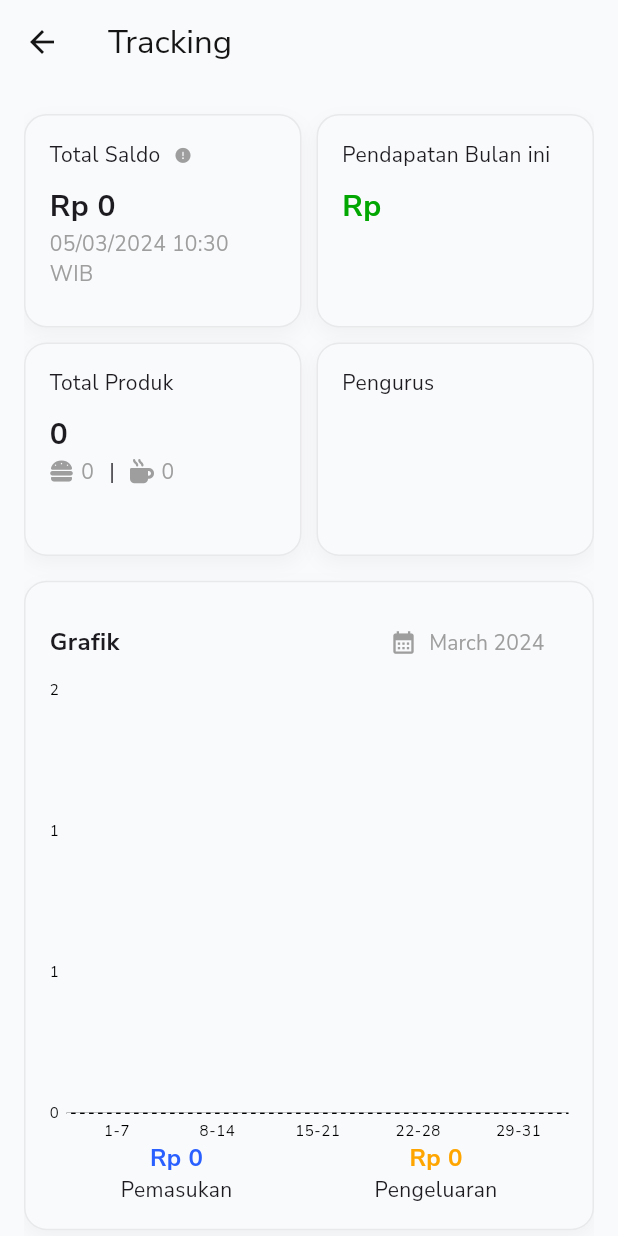
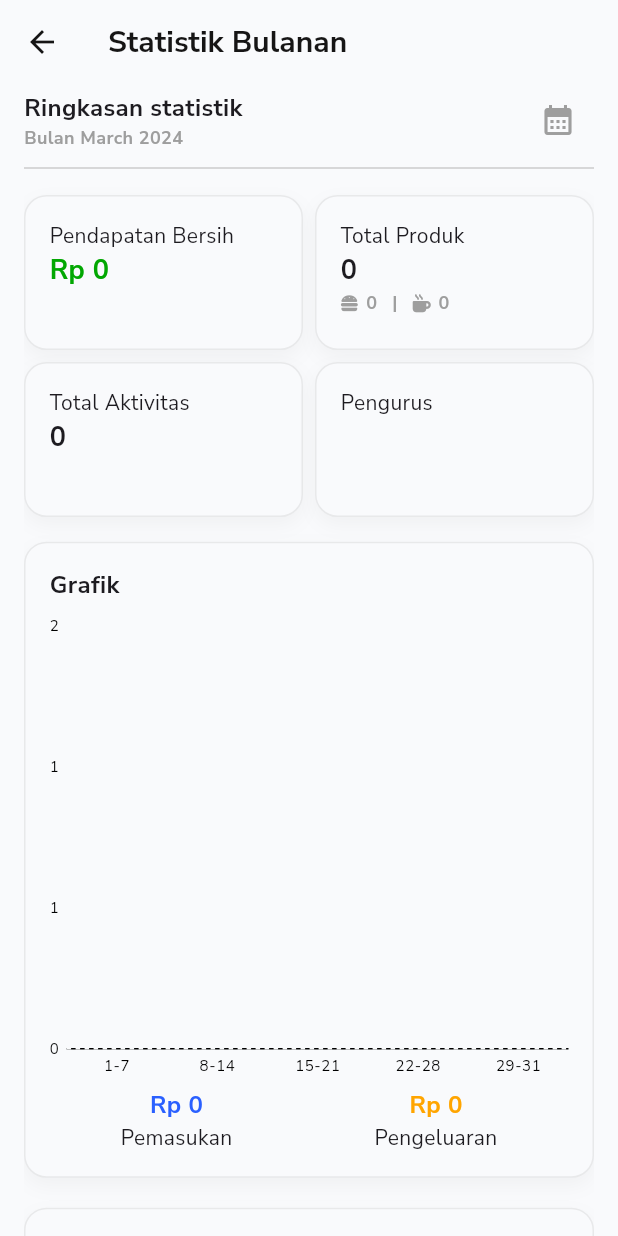
Before and after one commit to irfanarfianto/kajur_app, a Flutter app: the ChartPage screen opened directly, on a phone screen of 412 x 824 dp. Run offline on Flutter 3.47's test engine with Material 3 defaults, Android fonts, the phone set to English and light mode, and no system bars; drawn by our look-alikes of skeletonizer; our stand-ins replace cached_network_image, carousel_slider, cloud_firestore, connectivity_plus, dropdown_button2, easy_date_timeline and 19 more; missing offline and left inert: animated_snack_bar, dotted_dashed_line, flutter_barcode_scanner, mobile_scanner; accounts and stored records are empty.

Commit message:
Fix loadMoreIndicatorBuilder bug and add fetchMonthlyActivityCount method

```diff
--- a/lib/components/keuangan/chart_income_expense.dart
+++ b/lib/components/keuangan/chart_income_expense.dart
@@ -20,7 +20,7 @@ class SfCartesianChartWidget extends StatelessWidget {
       borderColor: Colors.white,
       borderWidth: 0,
       backgroundColor: Colors.transparent,
-      loadMoreIndicatorBuilder: (context, direction) => SizedBox.shrink(),
+      loadMoreIndicatorBuilder: (context, direction) => const SizedBox.shrink(),
       primaryXAxis: const CategoryAxis(
         labelStyle: TextStyle(
           fontSize: 10,
--- a/lib/screens/Tracking/tracking_page.dart
+++ b/lib/screens/Tracking/tracking_page.dart
@@ -26,6 +26,7 @@ class _ChartPageState extends State<ChartPage> {
     symbol: 'Rp ',
     decimalDigits: 0,
   );
+  int monthlyActivityCount = 0;
 
   String totalProdukText = '';
   String makananProdukText = '';
@@ -56,6 +57,15 @@ class _ChartPageState extends State<ChartPage> {
       _service.selectedMonth,
       _service.selectedYear,
     );
+
+    _service
+        .fetchMonthlyActivityCount(
+            _service.selectedMonth, _service.selectedYear)
+        .then((count) {
+      setState(() {
+        monthlyActivityCount = count;
+      });
+    });
 
     _service.onDataLoaded = () {
       if (mounted) {
@@ -91,6 +101,12 @@ class _ChartPageState extends State<ChartPage> {
     super.dispose();
   }
 
+  Future<void> _refreshData() async {
+    // Tambahkan logika untuk memuat ulang data di sini
+    // Misalnya, panggil _initializeData untuk mengambil data baru
+    _initializeData();
+  }
+
   @override
   Widget build(BuildContext context) {
     return ScrollConfiguration(
@@ -98,15 +114,104 @@ class _ChartPageState extends State<ChartPage> {
       child: Scaffold(
         appBar: AppBar(
           surfaceTintColor: Colors.transparent,
-          title: const Text('Tracking'),
+          title: const Text('Statistik Bulanan',
+              style: TextStyle(
+                fontSize: 20,
+                fontWeight: FontWeight.bold,
+              )),
         ),
         body: Padding(
           padding: const EdgeInsets.symmetric(horizontal: 16.0),
+          child: RefreshIndicator(
+            displacement: 50,
+            edgeOffset: 15,
+            onRefresh:
+                _refreshData, // Panggil fungsi _refreshData saat pull to refresh
             child: SingleChildScrollView(
-            physics: const BouncingScrollPhysics(),
+              physics: const ClampingScrollPhysics(),
               child: Column(
+                crossAxisAlignment: CrossAxisAlignment.start,
                 children: [
-                const SizedBox(height: 20),
+                  Row(
+                    mainAxisAlignment: MainAxisAlignment.spaceBetween,
+                    children: [
+                      Column(
+                        crossAxisAlignment: CrossAxisAlignment.start,
+                        mainAxisSize: MainAxisSize.min,
+                        children: [
+                          Text('Ringkasan statistik',
+                              style: Typo.titleTextStyle),
+                          Text(
+                            'Bulan ${_service.selectedMonth} ${_service.selectedYear}',
+                            style: Typo.bodyTextStyle.copyWith(
+                              color: Col.greyColor,
+                              fontSize: 12,
+                              fontWeight: FontWeight.bold,
+                            ),
+                          ),
+                        ],
+                      ),
+                      IconButton(
+                          onPressed: () {
+                            showModalBottomSheet(
+                              context: context,
+                              enableDrag: true,
+                              isScrollControlled: true,
+                              builder: (BuildContext context) {
+                                return SizedBox(
+                                  height:
+                                      MediaQuery.of(context).size.height * 0.4,
+                                  child: TimerPicker(
+                                    selectedMonth: _service.selectedMonth,
+                                    selectedYear: _service.selectedYear,
+                                    onMonthChanged: (String newValue) {
+                                      setState(() {
+                                        _service.selectedMonth = newValue;
+                                      });
+                                      _service.fetchIncomeData(
+                                        _service.selectedMonth,
+                                        _service.selectedYear,
+                                      );
+                                      _service.fetchExpenseData(
+                                        _service.selectedMonth,
+                                        _service.selectedYear,
+                                      );
+                                    },
+                                    onYearChanged: (String newValue) {
+                                      setState(() {
+                                        _service.selectedYear = newValue;
+                                      });
+                                      _service.fetchIncomeData(
+                                        _service.selectedMonth,
+                                        _service.selectedYear,
+                                      );
+                                      _service.fetchExpenseData(
+                                        _service.selectedMonth,
+                                        _service.selectedYear,
+                                      );
+                                    },
+                                    onConfirm: () {
+                                      if (mounted) {
+                                        // Lakukan pembaruan logika Anda di sini
+                                      }
+                                      Navigator.of(context).pop();
+                                    },
+                                  ),
+                                );
+                              },
+                            );
+                          },
+                          icon: const Icon(
+                            Icons.calendar_month,
+                            color: Col.greyColor,
+                          ))
+                    ],
+                  ),
+                  Divider(
+                    thickness: 1,
+                    color: Col.greyColor.withOpacity(0.5),
+                  ),
+                  const SizedBox(height: 10),
                   _buildGridView(),
                   SizedBox(height: MediaQuery.of(context).size.height * 0.02),
                   _buildChartContainer(),
@@ -118,6 +223,7 @@ class _ChartPageState extends State<ChartPage> {
             ),
           ),
         ),
+      ),
     );
   }
 
@@ -125,13 +231,14 @@ class _ChartPageState extends State<ChartPage> {
     return GridView.count(
       crossAxisCount: 2,
       shrinkWrap: true,
-      childAspectRatio: 1.3,
-      mainAxisSpacing: 10,
-      crossAxisSpacing: 10,
+      childAspectRatio: 1.8,
+      mainAxisSpacing: 8,
+      crossAxisSpacing: 8,
       children: [
-        _buildTotalSaldoContainer(),
+        // _buildTotalSaldoContainer(),
         _buildPendapatanBulananContainer(),
         _buildTotalProdukContainer(),
+        _buildAktivitasContainer(),
         _buildPengurusContainer(),
       ],
     );
@@ -217,16 +324,16 @@ class _ChartPageState extends State<ChartPage> {
           child: Column(
             crossAxisAlignment: CrossAxisAlignment.start,
             children: [
-              const Text('Pendapatan Bulan ini'),
-              const SizedBox(height: 10),
+              Text('Pendapatan Bersih',
+                  style: Typo.bodyTextStyle.copyWith(fontWeight: Fw.medium)),
               Text(
                 (_service.totalIncomeMonthly == 0 &&
                         _service.totalExpenseMonthly == 0)
-                    ? 'Rp '
+                    ? 'Rp 0'
                     : currencyFormat.format(_service.totalIncomeMonthly -
                         _service.totalExpenseMonthly),
                 style: TextStyle(
-                  fontSize: 20.0,
+                  fontSize: 18.0,
                   color: (_service.totalIncomeMonthly -
                               _service.totalExpenseMonthly >=
                           0)
@@ -237,22 +344,6 @@ class _ChartPageState extends State<ChartPage> {
               ),
               if (_service.totalIncomeMonthly != 0 ||
                   _service.totalExpenseMonthly != 0)
-                Row(
-                  children: [
-                    Icon(
-                      (_service.totalIncomeMonthly -
-                                  _service.totalExpenseMonthly >=
-                              0)
-                          ? FontAwesomeIcons.arrowUp
-                          : FontAwesomeIcons.arrowDown,
-                      size: 14,
-                      color: (_service.totalIncomeMonthly -
-                                  _service.totalExpenseMonthly >=
-                              0)
-                          ? Col.greenAccent
-                          : Col.redAccent,
-                    ),
-                    const SizedBox(width: 5),
                 Text(
                   (_service.totalIncomeMonthly == 0)
                       ? '0.00%'
@@ -264,9 +355,8 @@ class _ChartPageState extends State<ChartPage> {
                         ? Col.greenAccent
                         : Col.redAccent,
                     fontSize: 12,
+                    fontWeight: FontWeight.bold,
                   ),
-                    ),
-                  ],
                 ),
             ],
           ),
@@ -296,9 +386,11 @@ class _ChartPageState extends State<ChartPage> {
           child: Column(
             crossAxisAlignment: CrossAxisAlignment.start,
             children: [
-              const Text('Total Produk'),
-              const SizedBox(height: 10),
-              Text(totalProdukText, style: Typo.headingTextStyle),
+              Text('Total Produk',
+                  style: Typo.bodyTextStyle.copyWith(fontWeight: Fw.medium)),
+              Text(totalProdukText,
+                  style: const TextStyle(
+                      fontSize: 18.0, fontWeight: FontWeight.bold)),
               Row(
                 crossAxisAlignment: CrossAxisAlignment.center,
                 children: [
@@ -307,34 +399,73 @@ class _ChartPageState extends State<ChartPage> {
                       const FaIcon(
                         FontAwesomeIcons.burger,
                         color: Col.greyColor,
-                        size: 16,
+                        size: 12,
                       ),
                       const SizedBox(width: 5),
                       Text(makananProdukText,
                           style: Typo.emphasizedBodyTextStyle.copyWith(
                               color: Col.greyColor,
-                          )),
+                              fontSize: 12,
+                              fontWeight: Fw.bold)),
                     ],
                   ),
                   const SizedBox(width: 10),
-                  const Text('|'),
+                  Text('|',
+                      style: Typo.emphasizedBodyTextStyle.copyWith(
+                          color: Col.greyColor,
+                          fontSize: 12,
+                          fontWeight: Fw.bold)),
                   const SizedBox(width: 10),
                   Row(
                     children: [
                       const FaIcon(
                         FontAwesomeIcons.mugHot,
                         color: Col.greyColor,
-                        size: 16,
+                        size: 12,
                       ),
                       const SizedBox(width: 5),
                       Text(minumanProdukText,
                           style: Typo.emphasizedBodyTextStyle.copyWith(
                               color: Col.greyColor,
-                          )),
+                              fontSize: 12,
+                              fontWeight: Fw.bold)),
                     ],
                   ),
                 ],
               ),
+            ],
+          ),
+        ),
+      ),
+    );
+  }
+
+  Widget _buildAktivitasContainer() {
+    return Skeletonizer(
+      enabled: _service.incomeData.isEmpty && _service.expenseData.isEmpty,
+      child: Skeleton.leaf(
+        child: Container(
+          padding: const EdgeInsets.all(16.0),
+          decoration: BoxDecoration(
+            borderRadius: BorderRadius.circular(15),
+            color: Col.secondaryColor,
+            border: Border.all(color: const Color(0x309E9E9E), width: 1),
+            boxShadow: [
+              BoxShadow(
+                color: Col.greyColor.withOpacity(.10),
+                offset: const Offset(0, 5),
+                blurRadius: 10,
+              ),
+            ],
+          ),
+          child: Column(
+            crossAxisAlignment: CrossAxisAlignment.start,
+            children: [
+              Text('Total Aktivitas',
+                  style: Typo.bodyTextStyle.copyWith(fontWeight: Fw.medium)),
+              Text(monthlyActivityCount.toString(),
+                  style: const TextStyle(
+                      fontSize: 18.0, fontWeight: FontWeight.bold)),
             ],
           ),
         ),
@@ -364,7 +495,6 @@ class _ChartPageState extends State<ChartPage> {
             crossAxisAlignment: CrossAxisAlignment.start,
             children: [
               const Text('Pengurus'),
-              const SizedBox(height: 10),
               InkWell(
                 onTap: () {
                   showModalBottomSheet(
@@ -382,7 +512,7 @@ class _ChartPageState extends State<ChartPage> {
                 },
                 child: SizedBox(
                   width: double.infinity,
-                  height: 50,
+                  height: 35,
                   child: Stack(
                     children: [
                       for (int i = 0; i < userProfiles.length; i++)
@@ -400,7 +530,7 @@ class _ChartPageState extends State<ChartPage> {
                                     ),
                                   ),
                                   child: CircleAvatar(
-                                    radius: 20,
+                                    radius: 15,
                                     backgroundColor: Col.greyColor,
                                     backgroundImage:
                                         userProfiles[i]['photoUrl'].isNotEmpty
@@ -461,72 +591,14 @@ class _ChartPageState extends State<ChartPage> {
                     style: Typo.titleTextStyle,
                     overflow: TextOverflow.ellipsis,
                   ),
-                  TextButton.icon(
-                    label: Text(
-                      '${_service.selectedMonth} ${_service.selectedYear}',
-                      style: Typo.bodyTextStyle.copyWith(
-                        color: Col.greyColor,
-                      ),
-                      overflow: TextOverflow.ellipsis,
-                    ),
-                    onPressed: () {
-                      showModalBottomSheet(
-                        context: context,
-                        enableDrag: true,
-                        isScrollControlled: true,
-                        builder: (BuildContext context) {
-                          return SizedBox(
-                            height: MediaQuery.of(context).size.height * 0.4,
-                            child: TimerPicker(
-                              selectedMonth: _service.selectedMonth,
-                              selectedYear: _service.selectedYear,
-                              onMonthChanged: (String newValue) {
-                                setState(() {
-                                  _service.selectedMonth = newValue;
-                                });
-                                _service.fetchIncomeData(
-                                  _service.selectedMonth,
-                                  _service.selectedYear,
-                                );
-                                _service.fetchExpenseData(
-                                  _service.selectedMonth,
-                                  _service.selectedYear,
-                                );
-                              },
-                              onYearChanged: (String newValue) {
-                                setState(() {
-                                  _service.selectedYear = newValue;
-                                });
-                                _service.fetchIncomeData(
-                                  _service.selectedMonth,
-                                  _service.selectedYear,
-                                );
-                                _service.fetchExpenseData(
-                                  _service.selectedMonth,
-                                  _service.selectedYear,
-                                );
-                              },
-                              onConfirm: () {
-                                if (mounted) {
-                                  // Lakukan pembaruan logika Anda di sini
-                                }
-                                Navigator.of(context).pop();
-                              },
-                            ),
-                          );
-                        },
-                      );
-                    },
-                    icon:
-                        const Icon(Icons.calendar_month, color: Col.greyColor),
-                  ),
                 ],
               ),
-              const SizedBox(height: 8),
+              const SizedBox(height: 16),
               SfCartesianChartWidget(
                 incomeData: _service.incomeData,
                 expenseData: _service.expenseData,
               ),
+              const SizedBox(height: 8),
               Row(
                 mainAxisAlignment: MainAxisAlignment.spaceAround,
                 children: [
@@ -590,62 +662,7 @@ class _ChartPageState extends State<ChartPage> {
       child: Column(
         crossAxisAlignment: CrossAxisAlignment.start,
         children: [
-          Row(
-            mainAxisAlignment: MainAxisAlignment.spaceBetween,
-            children: [
-              Text('Pengeluaran', style: Typo.titleTextStyle),
-              TextButton.icon(
-                label: Text(
-                  '${_service.selectedMonth} ${_service.selectedYear}',
-                  style: Typo.bodyTextStyle.copyWith(
-                    color: Col.greyColor,
-                  ),
-                  overflow: TextOverflow.ellipsis,
-                ),
-                onPressed: () {
-                  showModalBottomSheet(
-                    context: context,
-                    enableDrag: true,
-                    isScrollControlled: true,
-                    builder: (BuildContext context) {
-                      return SizedBox(
-                        height: MediaQuery.of(context).size.height * 0.4,
-                        child: TimerPicker(
-                          selectedMonth: _service.selectedMonth,
-                          selectedYear: _service.selectedYear,
-                          onMonthChanged: (String newValue) {
-                            setState(() {
-                              _service.selectedMonth = newValue;
-                            });
-                            _service.fetchExpenseData(
-                              _service.selectedMonth,
-                              _service.selectedYear,
-                            );
-                          },
-                          onYearChanged: (String newValue) {
-                            setState(() {
-                              _service.selectedYear = newValue;
-                            });
-                            _service.fetchExpenseData(
-                              _service.selectedMonth,
-                              _service.selectedYear,
-                            );
-                          },
-                          onConfirm: () async {
-                            if (mounted) {
-                              setState(() {});
-                            }
-                            Navigator.of(context).pop();
-                          },
-                        ),
-                      );
-                    },
-                  );
-                },
-                icon: const Icon(Icons.calendar_month, color: Col.greyColor),
-              ),
-            ],
-          ),
+          // Text('Pengeluaran', style: Typo.titleTextStyle),
           SfDoughnutChartWidget(
             expenseData: _service.monthlyExpenseData,
           ),
```
Also changed, not shown: lib/services/keuangan/keuangan_services.dart (+31 -0 lines). Lines whose indentation alone changed are shown as unchanged.
